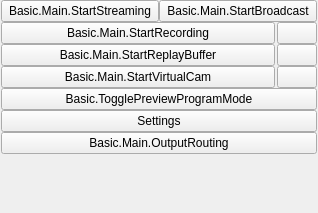
Old version of the form frontend/forms/OBSBasicControls.ui in the repository BlueCheeseburger/obs-studio.
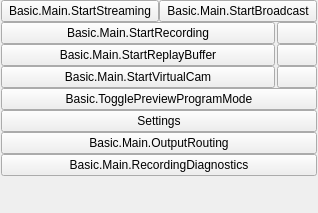
New version of the form. Icons and pictures are not drawn.

Commit message: frontend: add on-demand Recording Diagnostics dialog

```diff
--- a/frontend/forms/OBSBasicControls.ui
+++ b/frontend/forms/OBSBasicControls.ui
@@ -350,6 +350,25 @@
         </property>
        </widget>
       </item>
+      <item>
+       <widget class="QPushButton" name="recordingDiagnosticsButton">
+        <property name="sizePolicy">
+         <sizepolicy hsizetype="Ignored" vsizetype="Fixed">
+          <horstretch>0</horstretch>
+          <verstretch>0</verstretch>
+         </sizepolicy>
+        </property>
+        <property name="minimumSize">
+         <size>
+          <width>150</width>
+          <height>0</height>
+         </size>
+        </property>
+        <property name="text">
+         <string>Basic.Main.RecordingDiagnostics</string>
+        </property>
+       </widget>
+      </item>
       <item>
        <spacer name="expVSpacer">
         <property name="orientation">
```
The commit also changes 8 other files.
